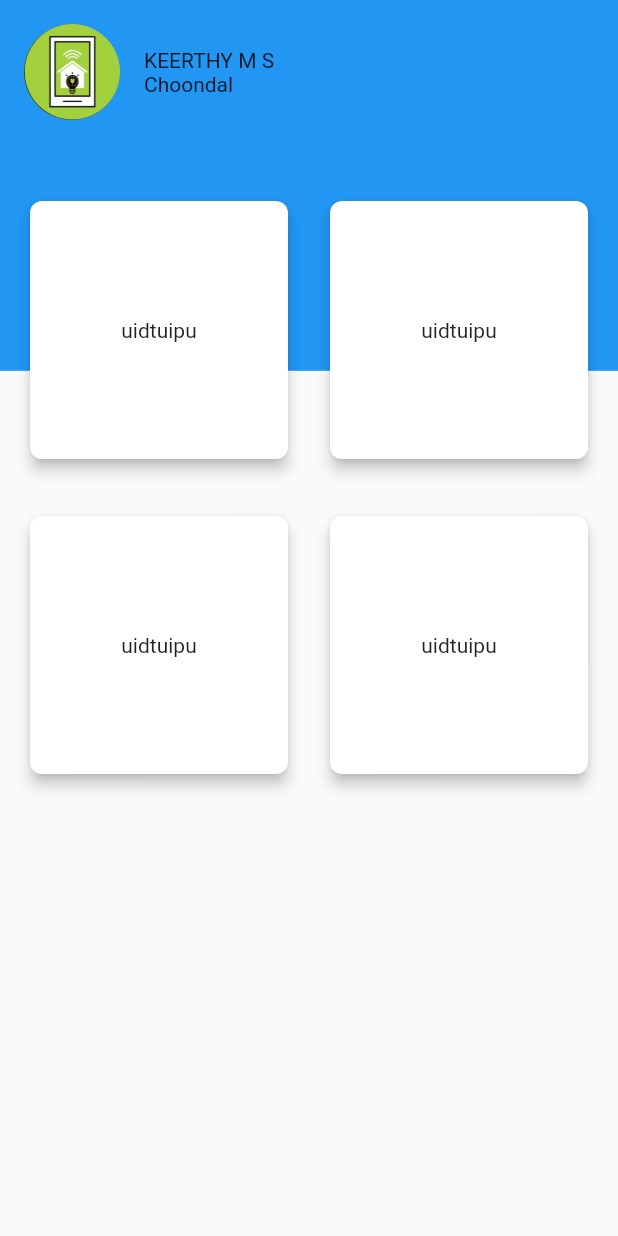
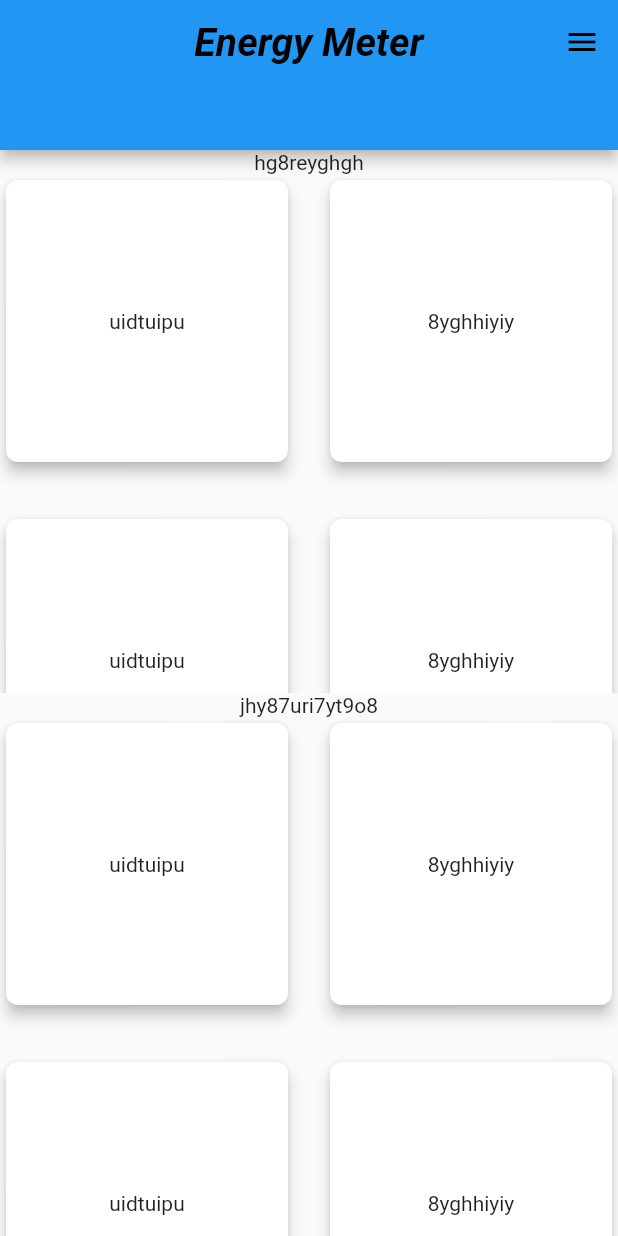
Before and after one commit to Jeswinek/flutter_app_lern, a Flutter app: the Homescreen screen opened directly, on a phone screen of 412 x 824 dp. Run offline on Flutter 3.47's test engine with Material 2 defaults, Android fonts, the phone set to English and light mode, and no system bars; our stand-ins replace charts_flutter, firebase_auth, firebase_core, font_awesome_flutter, gradient_app_bar; accounts and stored records are empty.

Commit message:
baseHome finished

```diff
--- a/lib/baseHome.dart
+++ b/lib/baseHome.dart
@@ -1,5 +1,6 @@
 import 'package:flutter/cupertino.dart';
 import 'package:flutter/material.dart';
+import 'package:flutter_app_lern/energy.dart';
 //import 'package:flutter_svg/svg.dart';
 
 class Homescreen extends StatefulWidget {
@@ -11,52 +12,34 @@ class _HomescreenState extends State<Homescreen> {
   @override
   Widget build(BuildContext context) {
     var size = MediaQuery.of(context).size;
+    final _scaffoldKey = GlobalKey<ScaffoldState>();
 
     var cardTextStyle = TextStyle(
         fontFamily: "Montserrat Regular", fontSize: 14, color: Colors.white);
 
     return Scaffold(
-      body: Stack(
-        children: <Widget>[
-          Container(
-            height: size.height * .3,
-            decoration: BoxDecoration(
-              color: Colors.blue,
-              // image: DecorationImage(
-              //   alignment: Alignment.topCenter,
-              //   image: AssetImage('image/logo.jpg'),
-              // ),
+      key: _scaffoldKey,
+      endDrawer: menu(),
+      appBar: PreferredSize(
+        preferredSize: Size.fromHeight(100.0),
+        child: AppBar(
+          backgroundColor: Colors.blue,
+          centerTitle: true,
+          title: Text('Energy Meter',
+              style: TextStyle(
+                  fontSize: 26,
+                  fontStyle: FontStyle.italic,
+                  fontWeight: FontWeight.bold,
+                  color: Colors.black)),
         ),
       ),
-          SafeArea(
-            child: Padding(
-              padding: EdgeInsets.all(16.0),
-              child: Column(
-                children: <Widget>[
+      body: Column(
+        children: [
           Container(
-                    height: 64,
-                    child: Row(
-                      children: <Widget>[
-                        CircleAvatar(
-                          radius: 32,
-                          backgroundImage:AssetImage('image/Logoo.png'
-                                             ),),
-                        SizedBox(width: 16),
-                        Column(
-                          mainAxisAlignment: MainAxisAlignment.center,
-                          crossAxisAlignment: CrossAxisAlignment.start,
-                          children: <Widget>[
-                            Text('KEERTHY M S'),
-                            Text('Choondal'),
-                          ],
+            child: Text('hg8reyghgh'),
           ),
-                      ],
-                    ),
-                  ),
-                  SizedBox(
-                    height: 50,
-                  ),
-                  Expanded(
+          Container(
+            child: Expanded(
               child: GridView.count(
                 crossAxisCount: 2,
                 mainAxisSpacing: 30,
@@ -70,42 +53,6 @@ class _HomescreenState extends State<Homescreen> {
                     child: Column(
                       mainAxisAlignment: MainAxisAlignment.center,
                       children: <Widget>[
-
-                              // SvgPicture.network(
-                              //   'https://www.google.com/url?sa=i&url=https%3A%2F%2Fen.wikipedia.org%2Fwiki%2FScalable_Vector_Graphics&psig=AOvVaw3q_Yu9415TAW-S6PBFhdvG&ust=1602328406520000&source=images&cd=vfe&ved=0CAIQjRxqFwoTCMipt9Kwp-wCFQAAAAAdAAAAABAJ',
-                              //   height: 128,
-                              // ),
-                              Text('uidtuipu'),
-                            ],
-                          ),
-                        ),
-
-                        Card(
-                          shape: RoundedRectangleBorder(
-                              borderRadius: BorderRadius.circular(8)),
-                          elevation: 4,
-                          child: Column(
-                            mainAxisAlignment: MainAxisAlignment.center,
-                            children: <Widget>[
-
-                              // SvgPicture.network(
-                              //   'https://www.google.com/url?sa=i&url=https%3A%2F%2Fen.wikipedia.org%2Fwiki%2FScalable_Vector_Graphics&psig=AOvVaw3q_Yu9415TAW-S6PBFhdvG&ust=1602328406520000&source=images&cd=vfe&ved=0CAIQjRxqFwoTCMipt9Kwp-wCFQAAAAAdAAAAABAJ',
-                              //   height: 128,
-                              // ),
-                              Text('uidtuipu'),
-                            ],
-                          ),
-
-                        ),
-
-                        Card(
-                          shape: RoundedRectangleBorder(
-                              borderRadius: BorderRadius.circular(8)),
-                          elevation: 4,
-                          child: Column(
-                            mainAxisAlignment: MainAxisAlignment.center,
-                            children: <Widget>[
-
                         // SvgPicture.network(
                         //   'https://www.google.com/url?sa=i&url=https%3A%2F%2Fen.wikipedia.org%2Fwiki%2FScalable_Vector_Graphics&psig=AOvVaw3q_Yu9415TAW-S6PBFhdvG&ust=1602328406520000&source=images&cd=vfe&ved=0CAIQjRxqFwoTCMipt9Kwp-wCFQAAAAAdAAAAABAJ',
                         //   height: 128,
@@ -121,7 +68,21 @@ class _HomescreenState extends State<Homescreen> {
                     child: Column(
                       mainAxisAlignment: MainAxisAlignment.center,
                       children: <Widget>[
-
+                        // SvgPicture.network(
+                        //   'https://www.google.com/url?sa=i&url=https%3A%2F%2Fen.wikipedia.org%2Fwiki%2FScalable_Vector_Graphics&psig=AOvVaw3q_Yu9415TAW-S6PBFhdvG&ust=1602328406520000&source=images&cd=vfe&ved=0CAIQjRxqFwoTCMipt9Kwp-wCFQAAAAAdAAAAABAJ',
+                        //   height: 128,
+                        // ),
+                        Text('8yghhiyiy'),
+                      ],
+                    ),
+                  ),
+                  Card(
+                    shape: RoundedRectangleBorder(
+                        borderRadius: BorderRadius.circular(8)),
+                    elevation: 4,
+                    child: Column(
+                      mainAxisAlignment: MainAxisAlignment.center,
+                      children: <Widget>[
                         // SvgPicture.network(
                         //   'https://www.google.com/url?sa=i&url=https%3A%2F%2Fen.wikipedia.org%2Fwiki%2FScalable_Vector_Graphics&psig=AOvVaw3q_Yu9415TAW-S6PBFhdvG&ust=1602328406520000&source=images&cd=vfe&ved=0CAIQjRxqFwoTCMipt9Kwp-wCFQAAAAAdAAAAABAJ',
                         //   height: 128,
@@ -130,38 +91,93 @@ class _HomescreenState extends State<Homescreen> {
                       ],
                     ),
                   ),
-                        // Card(
-                        //   shape: RoundedRectangleBorder(
-                        //       borderRadius: BorderRadius.circular(8)),
-                        //   elevation: 4,
-                        //   child: Column(
-                        //     mainAxisAlignment: MainAxisAlignment.center,
-                        //     children: <Widget>[
-                        //
-                        //       // SvgPicture.network(
-                        //       //   'https://www.google.com/url?sa=i&url=https%3A%2F%2Fen.wikipedia.org%2Fwiki%2FScalable_Vector_Graphics&psig=AOvVaw3q_Yu9415TAW-S6PBFhdvG&ust=1602328406520000&source=images&cd=vfe&ved=0CAIQjRxqFwoTCMipt9Kwp-wCFQAAAAAdAAAAABAJ',
-                        //       //   height: 128,
-                        //       // ),
-                        //       Text('uidtuipu'),
-                        //     ],
-                        //   ),
+                  Card(
+                    shape: RoundedRectangleBorder(
+                        borderRadius: BorderRadius.circular(8)),
+                    elevation: 4,
+                    child: Column(
+                      mainAxisAlignment: MainAxisAlignment.center,
+                      children: <Widget>[
+                        // SvgPicture.network(
+                        //   'https://www.google.com/url?sa=i&url=https%3A%2F%2Fen.wikipedia.org%2Fwiki%2FScalable_Vector_Graphics&psig=AOvVaw3q_Yu9415TAW-S6PBFhdvG&ust=1602328406520000&source=images&cd=vfe&ved=0CAIQjRxqFwoTCMipt9Kwp-wCFQAAAAAdAAAAABAJ',
+                        //   height: 128,
                         // ),
-                        // // Card(
-                        //   shape: RoundedRectangleBorder(
-                        //       borderRadius: BorderRadius.circular(8)),
-                        //   elevation: 4,
-                        //   child: Column(
-                        //     mainAxisAlignment: MainAxisAlignment.center,
-                        //     children: <Widget>[
-                        //
-                        //       // SvgPicture.network(
-                        //       //   'https://www.google.com/url?sa=i&url=https%3A%2F%2Fen.wikipedia.org%2Fwiki%2FScalable_Vector_Graphics&psig=AOvVaw3q_Yu9415TAW-S6PBFhdvG&ust=1602328406520000&source=images&cd=vfe&ved=0CAIQjRxqFwoTCMipt9Kwp-wCFQAAAAAdAAAAABAJ',
-                        //       //   height: 128,
-                        //       // ),
-                        //       Text('uidtuipu'),
-                        //     ],
-                        //   ),
+                        Text('8yghhiyiy'),
+                      ],
+                    ),
+                  ),
+                ],
+              ),
+            ),
+          ),
+          Container(
+            child: Text('jhy87uri7yt9o8'),
+          ),
+          Container(
+            child: Expanded(
+              child: GridView.count(
+                crossAxisCount: 2,
+                mainAxisSpacing: 30,
+                crossAxisSpacing: 20,
+                primary: false,
+                children: <Widget>[
+                  Card(
+                    shape: RoundedRectangleBorder(
+                        borderRadius: BorderRadius.circular(8)),
+                    elevation: 4,
+                    child: Column(
+                      mainAxisAlignment: MainAxisAlignment.center,
+                      children: <Widget>[
+                        // SvgPicture.network(
+                        //   'https://www.google.com/url?sa=i&url=https%3A%2F%2Fen.wikipedia.org%2Fwiki%2FScalable_Vector_Graphics&psig=AOvVaw3q_Yu9415TAW-S6PBFhdvG&ust=1602328406520000&source=images&cd=vfe&ved=0CAIQjRxqFwoTCMipt9Kwp-wCFQAAAAAdAAAAABAJ',
+                        //   height: 128,
                         // ),
+                        Text('uidtuipu'),
+                      ],
+                    ),
+                  ),
+                  Card(
+                    shape: RoundedRectangleBorder(
+                        borderRadius: BorderRadius.circular(8)),
+                    elevation: 4,
+                    child: Column(
+                      mainAxisAlignment: MainAxisAlignment.center,
+                      children: <Widget>[
+                        // SvgPicture.network(
+                        //   'https://www.google.com/url?sa=i&url=https%3A%2F%2Fen.wikipedia.org%2Fwiki%2FScalable_Vector_Graphics&psig=AOvVaw3q_Yu9415TAW-S6PBFhdvG&ust=1602328406520000&source=images&cd=vfe&ved=0CAIQjRxqFwoTCMipt9Kwp-wCFQAAAAAdAAAAABAJ',
+                        //   height: 128,
+                        // ),
+                        Text('8yghhiyiy'),
+                      ],
+                    ),
+                  ),
+                  Card(
+                    shape: RoundedRectangleBorder(
+                        borderRadius: BorderRadius.circular(8)),
+                    elevation: 4,
+                    child: Column(
+                      mainAxisAlignment: MainAxisAlignment.center,
+                      children: <Widget>[
+                        // SvgPicture.network(
+                        //   'https://www.google.com/url?sa=i&url=https%3A%2F%2Fen.wikipedia.org%2Fwiki%2FScalable_Vector_Graphics&psig=AOvVaw3q_Yu9415TAW-S6PBFhdvG&ust=1602328406520000&source=images&cd=vfe&ved=0CAIQjRxqFwoTCMipt9Kwp-wCFQAAAAAdAAAAABAJ',
+                        //   height: 128,
+                        // ),
+                        Text('uidtuipu'),
+                      ],
+                    ),
+                  ),
+                  Card(
+                    shape: RoundedRectangleBorder(
+                        borderRadius: BorderRadius.circular(8)),
+                    elevation: 4,
+                    child: Column(
+                      mainAxisAlignment: MainAxisAlignment.center,
+                      children: <Widget>[
+                        // SvgPicture.network(
+                        //   'https://www.google.com/url?sa=i&url=https%3A%2F%2Fen.wikipedia.org%2Fwiki%2FScalable_Vector_Graphics&psig=AOvVaw3q_Yu9415TAW-S6PBFhdvG&ust=1602328406520000&source=images&cd=vfe&ved=0CAIQjRxqFwoTCMipt9Kwp-wCFQAAAAAdAAAAABAJ',
+                        //   height: 128,
+                        // ),
+                        Text('8yghhiyiy'),
                       ],
                     ),
                   ),
--- a/lib/energy.dart
+++ b/lib/energy.dart
@@ -23,19 +23,37 @@ class _menuState extends State<menu> {
         child: ListView(
           padding: EdgeInsets.zero,
           children: <Widget>[
-            DrawerHeader(
-              child: Text(
-                'Advanced Menu',
-                style: TextStyle(color: Colors.white, fontSize: 25),
+             DrawerHeader(
+          child: Container(
+            height: 64,
+            child: Row(
+              children: <Widget>[
+              CircleAvatar(
+              radius: 32,
+              backgroundImage:AssetImage('image/Logoo.png'
               ),
+            ),
+            SizedBox(width: 16),
+            Column(
+              mainAxisAlignment: MainAxisAlignment.center,
+              crossAxisAlignment: CrossAxisAlignment.start,
+              children: <Widget>[
+                Text('KEERTHY M S'),
+                Text('Choondal'),
+              ],
+            ),
+            ],
+          ),
+        ),
+               // child: Text(
+               //   'Advanced Menu',
+               //   style: TextStyle(color: Colors.white, fontSize: 25),
+               // ),
               decoration: BoxDecoration(
 
                 color: Colors.blueGrey,
               ),
             ),
-
-
-
 
             ListTile(
               leading: Icon(Icons.person_outline),
@@ -273,7 +291,7 @@ class _energyState extends State<energy> {
                             Padding(
                                 padding: const EdgeInsets.all(3.0),
                                 child: FlatButton.icon(
-                                  icon: Icon(Icons.view_compact_outlined),
+                                  icon: Icon(Icons.calendar_today),
                                   label: Text(
                                     "calendar",
                                     style: TextStyle(fontSize: 15),
--- a/lib/main.dart
+++ b/lib/main.dart
@@ -1,4 +1,6 @@
 import 'package:flutter/material.dart';
+import 'package:flutter_app_lern/baseHome.dart';
+import 'package:flutter_app_lern/energy.dart';
 import 'package:flutter_app_lern/graph.dart';
 import 'Home.dart';
 import 'package:flutter/services.dart';
@@ -24,11 +26,11 @@ class MyApp extends StatelessWidget {
     // image: AssetImage('image/Logoo.jpg'),
     // fit: BoxFit.cover)
     ),
-      child:
-      Stack(children:[ CurvedShape(),
-        HomePage(),
-    ]
-    ),
+      child:Homescreen(),
+    //   Stack(children:[ CurvedShape(),
+    //     HomePage(),
+    // ]
+    // ),
     ),
     ),
     ),
--- a/pubspec.yaml
+++ b/pubspec.yaml
@@ -23,7 +23,7 @@ environment:
 dependencies:
   charts_flutter: ^0.9.0
   url_launcher:
-  gradient_app_bar: ^0.1.0
+  gradient_app_bar: ^0.0.1
   flutter:
     sdk: flutter
   firebase_auth: ^0.18.0+1
```
Also changed, not shown: pubspec.lock. Lines whose indentation alone changed are shown as unchanged.
